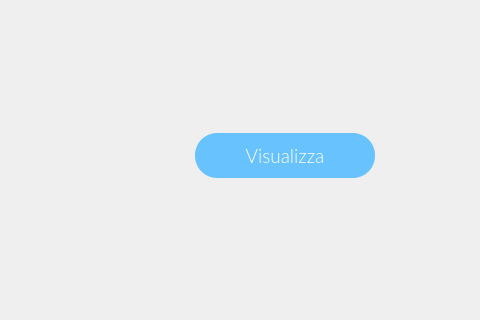
Before: the Qt Designer form ui/MediumButtonTemplete.ui in SbattellaMattia/SoftwareEngineering, drawn with Qt 5; both pictures show x 115 to 595 and y 97 to 417 of the 800 by 600 pixel window.
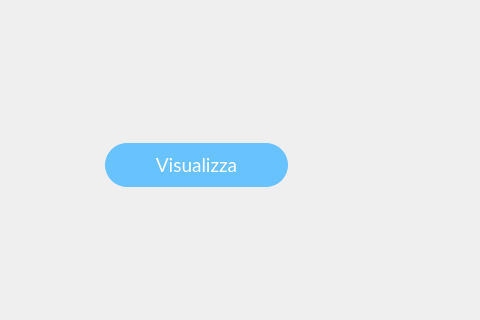
After: the same form once the commit is applied.

Diff of the .ui file:
```diff
--- a/ui/MediumButtonTemplete.ui
+++ b/ui/MediumButtonTemplete.ui
@@ -17,15 +17,15 @@
    <widget class="QPushButton" name="pushButton">
     <property name="geometry">
      <rect>
-      <x>310</x>
-      <y>230</y>
-      <width>180</width>
-      <height>45</height>
+      <x>220</x>
+      <y>240</y>
+      <width>183</width>
+      <height>44</height>
      </rect>
     </property>
     <property name="font">
      <font>
-      <family>Lato Light</family>
+      <family>Lato</family>
       <pointsize>14</pointsize>
       <weight>50</weight>
       <italic>false</italic>
```
Left out of the diff: 2 changed lines with no effect on the pictures.
